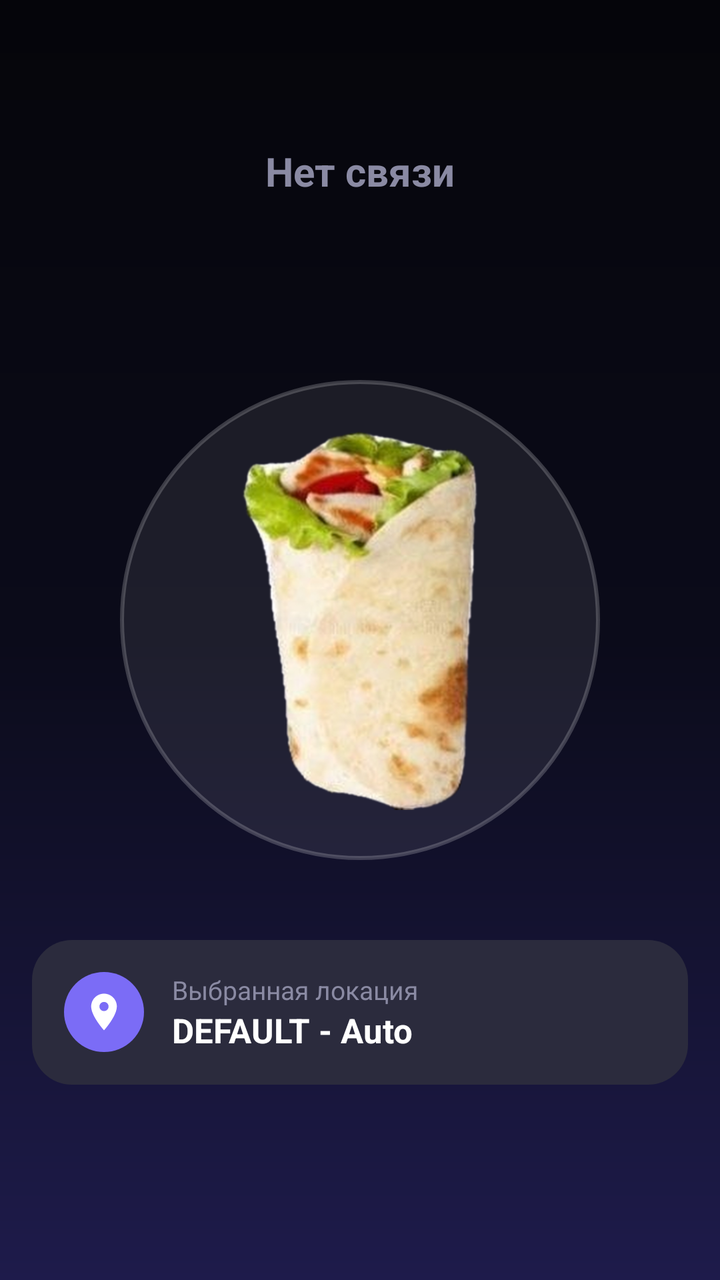
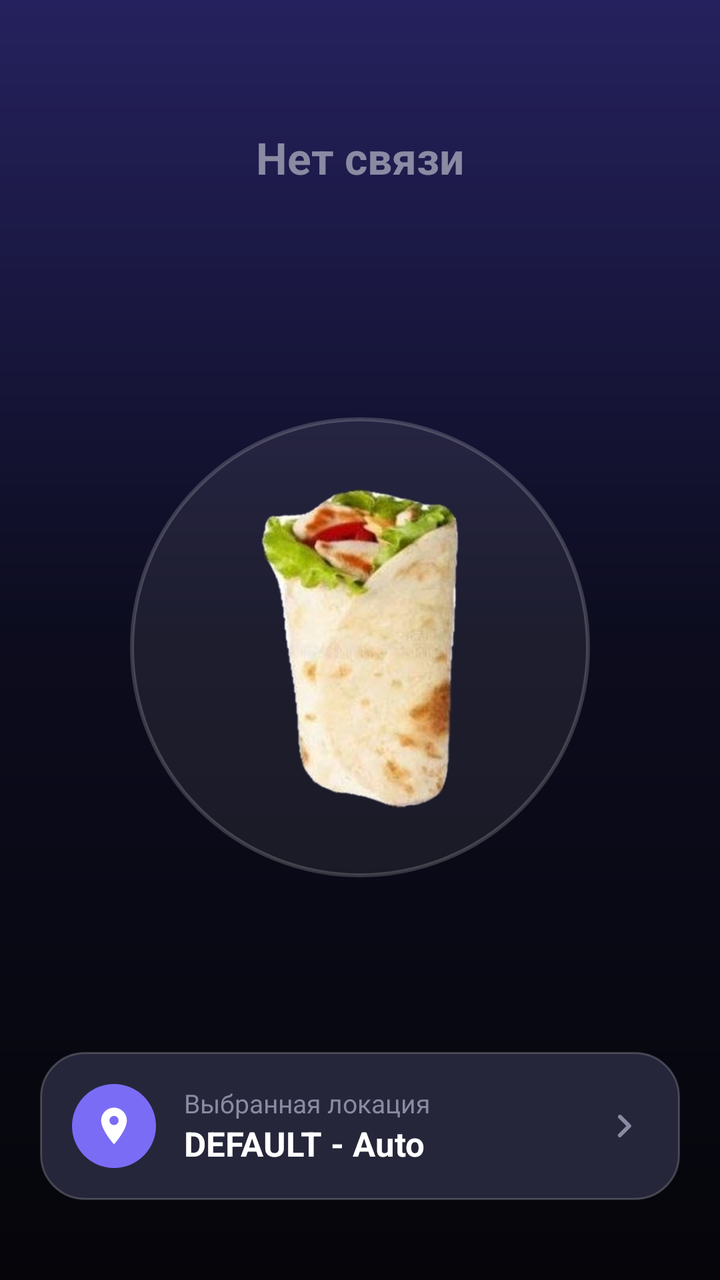

Before-and-after screenshots of an Android layout around one commit, followed by the original layout XML and the change that was made.
<!-- AndroidManifest.xml: application theme Theme.Shaurma -->
<!-- res/layout/activity_main.xml -->
<?xml version="1.0" encoding="utf-8"?>
<FrameLayout xmlns:android="http://schemas.android.com/apk/res/android"
    android:layout_width="match_parent"
    android:layout_height="match_parent">

    <TextView
        android:id="@+id/statusText"
        android:layout_width="wrap_content"
        android:layout_height="wrap_content"
        android:layout_gravity="top|center_horizontal"
        android:layout_marginTop="72dp"
        android:text="@string/status_off"
        android:textColor="#8A8AA3"
        android:textSize="20sp"
        android:textStyle="bold" />

    <FrameLayout
        android:id="@+id/buttonHolder"
        android:layout_width="240dp"
        android:layout_height="240dp"
        android:layout_gravity="center_horizontal"
        android:layout_marginTop="190dp"
        android:background="@drawable/ring"
        android:clickable="true"
        android:focusable="true">

        <ImageView
            android:id="@+id/shaurma"
            android:layout_width="120dp"
            android:layout_height="190dp"
            android:layout_gravity="center"
            android:contentDescription="@string/app_name"
            android:src="@drawable/shaurma" />
    </FrameLayout>

    <LinearLayout
        android:id="@+id/locationCard"
        android:layout_width="match_parent"
        android:layout_height="wrap_content"
        android:layout_gravity="top"
        android:layout_marginStart="16dp"
        android:layout_marginTop="470dp"
        android:layout_marginEnd="16dp"
        android:background="@drawable/card_bg"
        android:clickable="true"
        android:focusable="true"
        android:gravity="center_vertical"
        android:orientation="horizontal"
        android:padding="16dp">

        <ImageView
            android:layout_width="40dp"
            android:layout_height="40dp"
            android:background="@drawable/pin_bg"
            android:padding="9dp"
            android:src="@drawable/ic_pin"
            android:contentDescription="@null" />

        <LinearLayout
            android:layout_width="0dp"
            android:layout_height="wrap_content"
            android:layout_marginStart="14dp"
            android:layout_weight="1"
            android:orientation="vertical">

            <TextView
                android:layout_width="wrap_content"
                android:layout_height="wrap_content"
                android:text="@string/location_label"
                android:textColor="#8A8AA3"
                android:textSize="13sp" />

            <TextView
                android:layout_width="wrap_content"
                android:layout_height="wrap_content"
                android:text="@string/location_name"
                android:textColor="#FFFFFF"
                android:textSize="17sp"
                android:textStyle="bold" />
        </LinearLayout>
    </LinearLayout>
</FrameLayout>
<!-- resources referenced by this layout -->
<resources>
  <!-- drawable card_bg (drawable) -->
  <shape xmlns:android="http://schemas.android.com/apk/res/android" android:shape="rectangle">
      <solid android:color="#2B2B3D" />
      <corners android:radius="20dp" />
  </shape>
  <!-- drawable pin_bg (drawable) -->
  <shape xmlns:android="http://schemas.android.com/apk/res/android" android:shape="oval">
      <solid android:color="#7B6CF6" />
  </shape>
  <!-- drawable ring (drawable) -->
  <shape xmlns:android="http://schemas.android.com/apk/res/android" android:shape="oval">
      <solid android:color="#14FFFFFF" />
      <stroke android:width="2dp" android:color="#33FFFFFF" />
  </shape>
  <string name="app_name">Шаурма VPN</string>
  <string name="location_label">Выбранная локация</string>
  <string name="location_name">DEFAULT - Auto</string>
  <string name="status_off">Нет связи</string>
  <style name="Theme.Shaurma" parent="Theme.AppCompat.NoActionBar">
          <item name="android:windowBackground">@drawable/bg_gradient</item>
          <item name="android:statusBarColor">#1E1B4B</item>
          <item name="android:navigationBarColor">#05050A</item>
          <item name="android:windowLightStatusBar">false</item>
      </style>
  <!-- drawable bg_gradient (drawable) -->
  <shape xmlns:android="http://schemas.android.com/apk/res/android" android:shape="rectangle">
      <gradient
          android:angle="270"
          android:startColor="#05050A"
          android:centerColor="#0B0B1A"
          android:endColor="#1E1B4B" />
  </shape>
  <!-- unchanged entries left out for length: 2 -->
</resources>

<!-- the commit's change to res/layout/activity_main.xml (unified diff, before → after) -->
@@ -3,80 +3,254 @@
     android:layout_width="match_parent"
     android:layout_height="match_parent">
 
-    <TextView
-        android:id="@+id/statusText"
-        android:layout_width="wrap_content"
-        android:layout_height="wrap_content"
-        android:layout_gravity="top|center_horizontal"
-        android:layout_marginTop="72dp"
-        android:text="@string/status_off"
-        android:textColor="#8A8AA3"
-        android:textSize="20sp"
-        android:textStyle="bold" />
-
-    <FrameLayout
-        android:id="@+id/buttonHolder"
-        android:layout_width="240dp"
-        android:layout_height="240dp"
-        android:layout_gravity="center_horizontal"
-        android:layout_marginTop="190dp"
-        android:background="@drawable/ring"
-        android:clickable="true"
-        android:focusable="true">
-
-        <ImageView
-            android:id="@+id/shaurma"
-            android:layout_width="120dp"
-            android:layout_height="190dp"
-            android:layout_gravity="center"
-            android:contentDescription="@string/app_name"
-            android:src="@drawable/shaurma" />
-    </FrameLayout>
-
+    
     <LinearLayout
-        android:id="@+id/locationCard"
+        android:id="@+id/mainScreen"
         android:layout_width="match_parent"
-        android:layout_height="wrap_content"
-        android:layout_gravity="top"
-        android:layout_marginStart="16dp"
-        android:layout_marginTop="470dp"
-        android:layout_marginEnd="16dp"
-        android:background="@drawable/card_bg"
-        android:clickable="true"
-        android:focusable="true"
-        android:gravity="center_vertical"
-        android:orientation="horizontal"
-        android:padding="16dp">
-
-        <ImageView
-            android:layout_width="40dp"
-            android:layout_height="40dp"
-            android:background="@drawable/pin_bg"
-            android:padding="9dp"
-            android:src="@drawable/ic_pin"
-            android:contentDescription="@null" />
+        android:layout_height="match_parent"
+        android:gravity="center_horizontal"
+        android:orientation="vertical"
+        android:paddingTop="64dp"
+        android:paddingBottom="40dp">
+
+        <TextView
+            android:id="@+id/statusText"
+            android:layout_width="wrap_content"
+            android:layout_height="wrap_content"
+            android:text="@string/status_off"
+            android:textColor="#8A8AA3"
+            android:textSize="22sp"
+            android:textStyle="bold" />
+
+        <TextView
+            android:id="@+id/timerText"
+            android:layout_width="wrap_content"
+            android:layout_height="wrap_content"
+            android:layout_marginTop="6dp"
+            android:minHeight="22dp"
+            android:textColor="#6F6F8E"
+            android:textSize="15sp" />
+
+        <Space
+            android:layout_width="match_parent"
+            android:layout_height="0dp"
+            android:layout_weight="1" />
+
+        <FrameLayout
+            android:layout_width="320dp"
+            android:layout_height="320dp">
+
+            <View
+                android:id="@+id/pulse1"
+                android:layout_width="230dp"
+                android:layout_height="230dp"
+                android:layout_gravity="center"
+                android:alpha="0"
+                android:background="@drawable/pulse" />
+
+            <View
+                android:id="@+id/pulse2"
+                android:layout_width="230dp"
+                android:layout_height="230dp"
+                android:layout_gravity="center"
+                android:alpha="0"
+                android:background="@drawable/pulse" />
+
+            <FrameLayout
+                android:id="@+id/buttonHolder"
+                android:layout_width="230dp"
+                android:layout_height="230dp"
+                android:layout_gravity="center"
+                android:background="@drawable/ring"
+                android:clickable="true"
+                android:focusable="true">
+
+                <View
+                    android:id="@+id/ringOn"
+                    android:layout_width="match_parent"
+                    android:layout_height="match_parent"
+                    android:alpha="0"
+                    android:background="@drawable/ring_on" />
+
+                <ImageView
+                    android:id="@+id/shaurma"
+                    android:layout_width="100dp"
+                    android:layout_height="160dp"
+                    android:layout_gravity="center"
+                    android:contentDescription="@string/app_name"
+                    android:src="@drawable/shaurma" />
+            </FrameLayout>
+        </FrameLayout>
+
+        <Space
+            android:layout_width="match_parent"
+            android:layout_height="0dp"
+            android:layout_weight="1" />
 
         <LinearLayout
-            android:layout_width="0dp"
-            android:layout_height="wrap_content"
-            android:layout_marginStart="14dp"
-            android:layout_weight="1"
-            android:orientation="vertical">
+            android:id="@+id/locationCard"
+            android:layout_width="match_parent"
+            android:layout_height="wrap_content"
+            android:layout_marginStart="20dp"
+            android:layout_marginEnd="20dp"
+            android:background="@drawable/card_bg"
+            android:clickable="true"
+            android:focusable="true"
+            android:foreground="?attr/selectableItemBackground"
+            android:gravity="center_vertical"
+            android:orientation="horizontal"
+            android:padding="16dp">
+
+            <ImageView
+                android:layout_width="42dp"
+                android:layout_height="42dp"
+                android:background="@drawable/pin_bg"
+                android:contentDescription="@null"
+                android:padding="10dp"
+                android:src="@drawable/ic_pin" />
+
+            <LinearLayout
+                android:layout_width="0dp"
+                android:layout_height="wrap_content"
+                android:layout_marginStart="14dp"
+                android:layout_weight="1"
+                android:orientation="vertical">
+
+                <TextView
+                    android:layout_width="wrap_content"
+                    android:layout_height="wrap_content"
+                    android:text="@string/location_label"
+                    android:textColor="#8A8AA3"
+                    android:textSize="13sp" />
+
+                <TextView
+                    android:layout_width="wrap_content"
+                    android:layout_height="wrap_content"
+                    android:text="@string/location_name"
+                    android:textColor="#FFFFFF"
+                    android:textSize="17sp"
+                    android:textStyle="bold" />
+            </LinearLayout>
+
+            <ImageView
+                android:layout_width="24dp"
+                android:layout_height="24dp"
+                android:contentDescription="@null"
+                android:src="@drawable/ic_chevron" />
+        </LinearLayout>
+    </LinearLayout>
+
+    
+    <ScrollView
+        android:id="@+id/keyScreen"
+        android:layout_width="match_parent"
+        android:layout_height="match_parent"
+        android:fillViewport="true"
+        android:visibility="gone">
+
+        <LinearLayout
+            android:layout_width="match_parent"
+            android:layout_height="wrap_content"
+            android:gravity="center_horizontal"
+            android:orientation="vertical"
+            android:paddingStart="24dp"
+            android:paddingTop="56dp"
+            android:paddingEnd="24dp"
+            android:paddingBottom="32dp">
+
+            <ImageView
+                android:layout_width="170dp"
+                android:layout_height="170dp"
+                android:contentDescription="@string/app_name"
+                android:src="@drawable/ic_launcher_foreground" />
 
             <TextView
                 android:layout_width="wrap_content"
                 android:layout_height="wrap_content"
-                android:text="@string/location_label"
+                android:layout_marginTop="8dp"
+                android:text="@string/key_title"
+                android:textColor="#FFFFFF"
+                android:textSize="26sp"
+                android:textStyle="bold" />
+
+            <TextView
+                android:layout_width="wrap_content"
+                android:layout_height="wrap_content"
+                android:layout_marginTop="8dp"
+                android:gravity="center"
+                android:text="@string/key_subtitle"
                 android:textColor="#8A8AA3"
-                android:textSize="13sp" />
-
-            <TextView
-                android:layout_width="wrap_content"
-                android:layout_height="wrap_content"
-                android:text="@string/location_name"
+                android:textSize="15sp" />
+
+            <EditText
+                android:id="@+id/keyInput"
+                android:layout_width="match_parent"
+                android:layout_height="wrap_content"
+                android:layout_marginTop="28dp"
+                android:background="@drawable/input_bg"
+                android:gravity="top|start"
+                android:hint="@string/key_hint"
+                android:importantForAutofill="no"
+                android:inputType="textMultiLine|textNoSuggestions"
+                android:maxLines="5"
+                android:minLines="4"
+                android:padding="16dp"
+                android:textColor="#FFFFFF"
+                android:textColorHint="#5A5A78"
+                android:textSize="14sp" />
+
+            <TextView
+                android:id="@+id/keyError"
+                android:layout_width="match_parent"
+                android:layout_height="wrap_content"
+                android:layout_marginTop="10dp"
+                android:text="@string/key_bad"
+                android:textColor="#FF7B7B"
+                android:textSize="13sp"
+                android:visibility="gone" />
+
+            <TextView
+                android:id="@+id/keyPaste"
+                android:layout_width="match_parent"
+                android:layout_height="54dp"
+                android:layout_marginTop="16dp"
+                android:background="@drawable/btn_secondary"
+                android:clickable="true"
+                android:focusable="true"
+                android:foreground="?attr/selectableItemBackground"
+                android:gravity="center"
+                android:text="@string/key_paste"
+                android:textColor="#C9C3FF"
+                android:textSize="16sp"
+                android:textStyle="bold" />
+
+            <TextView
+                android:id="@+id/keyContinue"
+                android:layout_width="match_parent"
+                android:layout_height="56dp"
+                android:layout_marginTop="12dp"
+                android:background="@drawable/btn_primary"
+                android:clickable="true"
+                android:focusable="true"
+                android:foreground="?attr/selectableItemBackground"
+                android:gravity="center"
+                android:text="@string/key_continue"
                 android:textColor="#FFFFFF"
                 android:textSize="17sp"
                 android:textStyle="bold" />
+
+            <TextView
+                android:id="@+id/keyCancel"
+                android:layout_width="wrap_content"
+                android:layout_height="wrap_content"
+                android:layout_marginTop="18dp"
+                android:clickable="true"
+                android:focusable="true"
+                android:padding="10dp"
+                android:text="@string/key_cancel"
+                android:textColor="#8A8AA3"
+                android:textSize="15sp"
+                android:visibility="gone" />
         </LinearLayout>
-    </LinearLayout>
+    </ScrollView>
 </FrameLayout>
<!-- resource entries referenced after the edit -->
@@ -1,20 +1,67 @@
 <!-- resources referenced by this layout -->
 <resources>
+  <!-- drawable btn_primary (drawable) -->
+  <shape xmlns:android="http://schemas.android.com/apk/res/android" android:shape="rectangle">
+      <gradient android:angle="0" android:startColor="#8B7CFF" android:endColor="#5B4BE0" />
+      <corners android:radius="18dp" />
+  </shape>
+  <!-- drawable btn_secondary (drawable) -->
+  <shape xmlns:android="http://schemas.android.com/apk/res/android" android:shape="rectangle">
+      <solid android:color="#1A1A2B" />
+      <stroke android:width="1.5dp" android:color="#35355A" />
+      <corners android:radius="18dp" />
+  </shape>
   <!-- drawable card_bg (drawable) -->
   <shape xmlns:android="http://schemas.android.com/apk/res/android" android:shape="rectangle">
-      <solid android:color="#2B2B3D" />
-      <corners android:radius="20dp" />
+      <solid android:color="#26263A" />
+      <stroke android:width="1dp" android:color="#33FFFFFF" />
+      <corners android:radius="22dp" />
+  </shape>
+  <!-- drawable ic_chevron (drawable) -->
+  <vector xmlns:android="http://schemas.android.com/apk/res/android"
+      android:width="24dp" android:height="24dp"
+      android:viewportWidth="24" android:viewportHeight="24">
+      <path
+          android:fillColor="#8A8AA3"
+          android:pathData="M9.29,6.71a1,1 0,0 0,0 1.41L13.17,12l-3.88,3.88a1,1 0,1 0,1.41 1.41l4.59,-4.59a1,1 0,0 0,0 -1.41L10.7,6.7a1,1 0,0 0,-1.41 0.01z" />
+  </vector>
+  <!-- drawable ic_launcher_foreground: png bitmap (drawable-nodpi, 134201 bytes) -->
+  <!-- drawable input_bg (drawable) -->
+  <shape xmlns:android="http://schemas.android.com/apk/res/android" android:shape="rectangle">
+      <solid android:color="#161626" />
+      <stroke android:width="1.5dp" android:color="#2E2E4D" />
+      <corners android:radius="18dp" />
   </shape>
   <!-- drawable pin_bg (drawable) -->
   <shape xmlns:android="http://schemas.android.com/apk/res/android" android:shape="oval">
       <solid android:color="#7B6CF6" />
   </shape>
+  <!-- drawable pulse (drawable) -->
+  <shape xmlns:android="http://schemas.android.com/apk/res/android" android:shape="oval">
+      <stroke android:width="3dp" android:color="#8B7CFF" />
+  </shape>
   <!-- drawable ring (drawable) -->
   <shape xmlns:android="http://schemas.android.com/apk/res/android" android:shape="oval">
-      <solid android:color="#14FFFFFF" />
-      <stroke android:width="2dp" android:color="#33FFFFFF" />
+      <solid android:color="#12FFFFFF" />
+      <stroke android:width="2dp" android:color="#2EFFFFFF" />
+  </shape>
+  <!-- drawable ring_on (drawable) -->
+  <shape xmlns:android="http://schemas.android.com/apk/res/android" android:shape="oval">
+      <gradient
+          android:type="radial"
+          android:gradientRadius="140dp"
+          android:startColor="#556C5CE7"
+          android:endColor="#1A6C5CE7" />
+      <stroke android:width="3dp" android:color="#9D92FF" />
   </shape>
   <string name="app_name">Шаурма VPN</string>
+  <string name="key_bad">Ключ не подходит. Проверь, что он скопирован целиком.</string>
+  <string name="key_cancel">Отмена</string>
+  <string name="key_continue">Продолжить</string>
+  <string name="key_hint">shaurma://…</string>
+  <string name="key_paste">Вставить из буфера</string>
+  <string name="key_subtitle">Вставь свой ключ доступа, чтобы начать</string>
+  <string name="key_title">Добро пожаловать</string>
   <string name="location_label">Выбранная локация</string>
   <string name="location_name">DEFAULT - Auto</string>
   <string name="status_off">Нет связи</string>
@@ -27,10 +74,10 @@
   <!-- drawable bg_gradient (drawable) -->
   <shape xmlns:android="http://schemas.android.com/apk/res/android" android:shape="rectangle">
       <gradient
-          android:angle="270"
+          android:angle="90"
           android:startColor="#05050A"
-          android:centerColor="#0B0B1A"
-          android:endColor="#1E1B4B" />
+          android:centerColor="#0C0C1E"
+          android:endColor="#25215E" />
   </shape>
   <!-- unchanged entries left out for length: 2 -->
 </resources>
